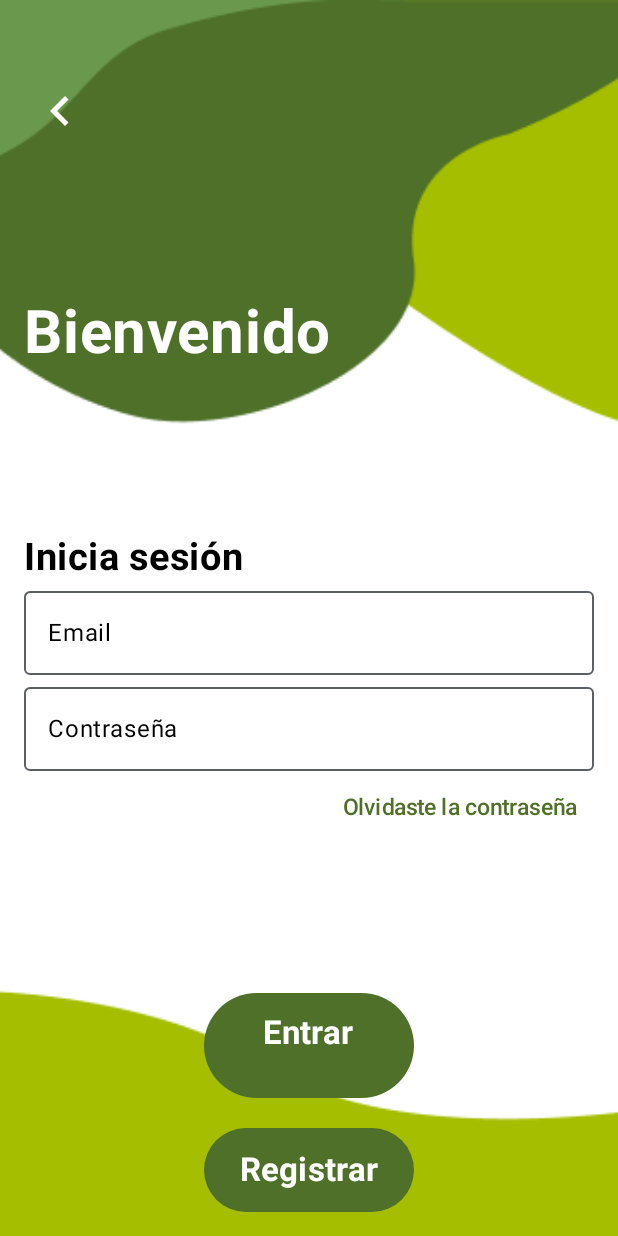
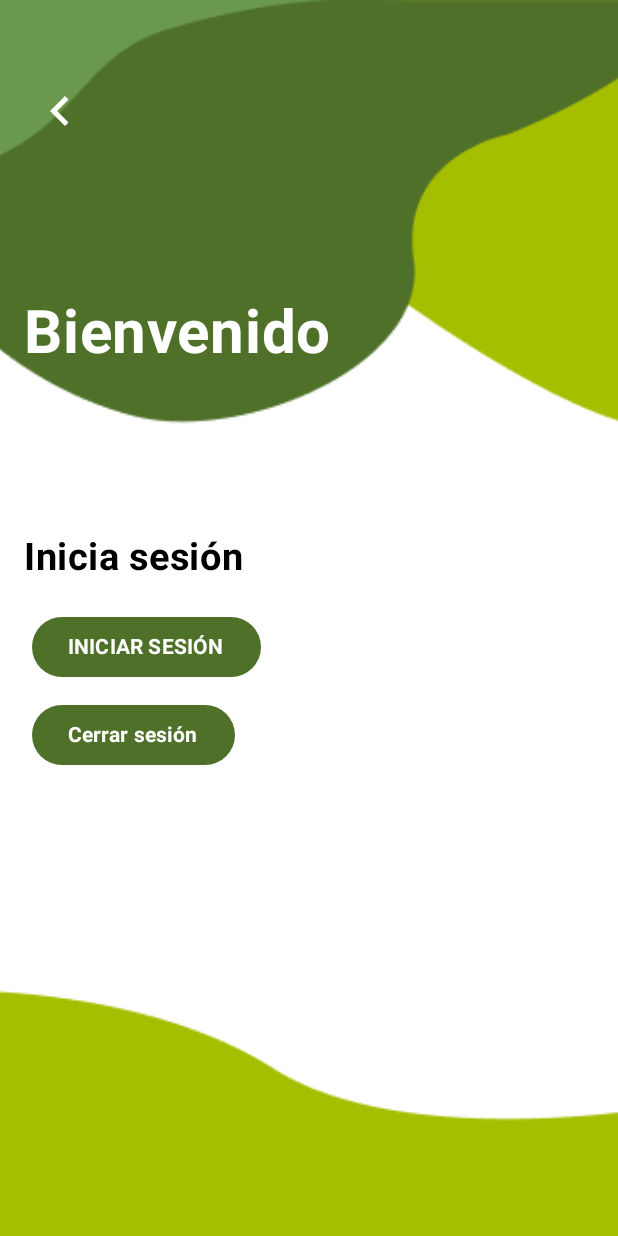
Before and after one commit to 4xlRose/Koalandroid, an Android app built with Jetpack Compose: the composable KoadexApp shown on its own in the app's theme, after a tap on "INICIAR SESIÓN", on a phone screen of 412 x 824 dp. Run offline under Robolectric (Android 15) with nearby library versions, the phone set to English and light mode, and no system bars; libraries missing offline, so code that uses them is left out: com.auth0.android; 3 statements that could not run were skipped.

Commit message:
Avance de Auth0 (todavía incompleto)

```diff
--- a/app/src/main/AndroidManifest.xml
+++ b/app/src/main/AndroidManifest.xml
@@ -1,6 +1,7 @@
 <?xml version="1.0" encoding="utf-8"?>
 <manifest xmlns:android="http://schemas.android.com/apk/res/android"
     xmlns:tools="http://schemas.android.com/tools">
+    <uses-permission android:name="android.permission.INTERNET" />
 
     <application
         android:name=".FormApplication"
@@ -16,6 +17,7 @@
         <activity
             android:name=".MainActivity"
             android:exported="true"
+            android:label="@string/app_name"
             android:theme="@style/Theme.Koadex">
             <intent-filter>
                 <action android:name="android.intent.action.MAIN" />
--- a/app/src/main/java/com/example/koadex/KoadexApp.kt
+++ b/app/src/main/java/com/example/koadex/KoadexApp.kt
@@ -5,9 +5,10 @@ import androidx.compose.runtime.Composable
 import androidx.compose.ui.Modifier
 import androidx.navigation.NavHostController
 import androidx.navigation.compose.rememberNavController
+import com.auth0.android.Auth0
 import com.example.koadex.navigate.Navigation
 
 @Composable
-fun KoadexApp(modifier: Modifier = Modifier) {
-    Navigation()
+fun KoadexApp(modifier: Modifier = Modifier, account: Auth0, navController: NavHostController = rememberNavController()) {
+    Navigation(account)
 }
--- a/app/src/main/java/com/example/koadex/Views/InicioCarga.kt
+++ b/app/src/main/java/com/example/koadex/Views/InicioCarga.kt
@@ -16,10 +16,12 @@ import androidx.compose.material3.Text
 import androidx.compose.runtime.Composable
 import androidx.compose.ui.Alignment
 import androidx.compose.ui.Modifier
+import androidx.compose.ui.graphics.Color
 import androidx.compose.ui.layout.ContentScale
 import androidx.compose.ui.res.colorResource
 import androidx.compose.ui.res.painterResource
 import androidx.compose.ui.res.stringResource
+import androidx.compose.ui.text.font.FontWeight
 import androidx.compose.ui.unit.dp
 import androidx.compose.ui.unit.sp
 
@@ -108,7 +110,9 @@ fun Botton_inicio_sesion(navController: NavHostController, modifier: Modifier =
                     containerColor = colorResource(id = R.color.verde_1)
                 )
             ) {
-                Text(text = stringResource(R.string.iniciar_sesion))
+                Text(text = stringResource(R.string.iniciar_sesion),
+                        fontWeight = FontWeight.Bold,
+                        color = Color.White)
             }
         }
     }
--- a/app/src/main/java/com/example/koadex/Views/InicioSesion.kt
+++ b/app/src/main/java/com/example/koadex/Views/InicioSesion.kt
@@ -1,7 +1,7 @@
 package com.example.koadex.Views
 
+import android.util.Log
 import androidx.compose.foundation.Image
-import androidx.compose.foundation.layout.Arrangement
 import androidx.compose.foundation.layout.Box
 import androidx.compose.foundation.layout.Column
 import androidx.compose.foundation.layout.Spacer
@@ -18,8 +18,10 @@ import androidx.compose.material3.ButtonDefaults
 import androidx.compose.material3.Icon
 import androidx.compose.material3.IconButton
 import androidx.compose.material3.OutlinedTextField
+import androidx.compose.material3.OutlinedTextFieldDefaults
 import androidx.compose.material3.Text
 import androidx.compose.material3.TextButton
+import androidx.compose.material3.contentColorFor
 import androidx.compose.runtime.Composable
 import androidx.compose.runtime.getValue
 import androidx.compose.runtime.mutableStateOf
@@ -29,23 +31,32 @@ import androidx.compose.ui.Alignment
 import androidx.compose.ui.Modifier
 import androidx.compose.ui.graphics.Color
 import androidx.compose.ui.layout.ContentScale
+import androidx.compose.ui.res.colorResource
 import androidx.compose.ui.res.painterResource
 import androidx.compose.ui.res.stringResource
 import androidx.compose.ui.text.font.FontWeight
+import androidx.compose.ui.text.input.PasswordVisualTransformation
 import androidx.compose.ui.text.style.TextAlign
 import androidx.compose.ui.unit.dp
 import androidx.compose.ui.unit.sp
 import androidx.navigation.NavHostController
+import com.auth0.android.Auth0
+import com.auth0.android.authentication.AuthenticationAPIClient
+import com.auth0.android.authentication.AuthenticationException
+import com.auth0.android.callback.Callback
+import com.auth0.android.result.Credentials
 import com.example.koadex.R
 
 @Composable
-fun InicioSesion(navController: NavHostController, modifier: Modifier = Modifier) {
-
-    IniciarSesionFondo(navController, modifier)
+fun InicioSesion(navController: NavHostController, account: Auth0, modifier: Modifier = Modifier) {
+    IniciarSesionFondo(navController,account, modifier)
 }
 
 @Composable
-fun IniciarSesionFondo(navController: NavHostController, modifier: Modifier = Modifier) {
+fun IniciarSesionFondo(navController: NavHostController,account: Auth0, modifier: Modifier = Modifier) {
+    var loggedIn by remember { mutableStateOf(true) }
+    var credentials by remember { mutableStateOf<Credentials?>(null) }
+
     val fondo = painterResource(R.drawable.login)
     Box (
         modifier = Modifier
@@ -57,12 +68,40 @@ fun IniciarSesionFondo(navController: NavHostController, modifier: Modifier = Mo
             modifier = Modifier
                 .fillMaxSize()
         )
-        IniciarSesionContenido(navController, modifier)
+        if (loggedIn) {
+            IniciarSesionLogOutContenido(
+                navController = navController,
+                onLogout = {
+                    loggedIn = false
+                    credentials = null
+                },
+                modifier = Modifier
+            )
+        } else {
+            IniciarSesionLogInContenido(
+                navController = navController,
+                account = account,
+                onLoginSuccess = {
+                    credentials = it
+                    loggedIn = true
+                },
+                modifier = Modifier)
+        }
+
     }
 }
 
 @Composable
-fun IniciarSesionContenido(navController: NavHostController, modifier: Modifier = Modifier) {
+fun IniciarSesionLogInContenido(
+    navController: NavHostController,
+    account: Auth0,
+    onLoginSuccess: (Credentials) -> Unit,
+    modifier: Modifier = Modifier
+) {
+    var username by remember { mutableStateOf("") }
+    var password by remember { mutableStateOf("") }
+    var errorMessage by remember { mutableStateOf("") }
+
     Column(modifier = Modifier
         .fillMaxSize()
         .padding(start = 16.dp, top = 50.dp, end = 16.dp, bottom = 16.dp)
@@ -78,7 +117,6 @@ fun IniciarSesionContenido(navController: NavHostController, modifier: Modifier
                 tint = Color.White,
                 modifier = Modifier
                     .size(size = 50.dp)
-
             )
         }
         Spacer(
@@ -101,27 +139,27 @@ fun IniciarSesionContenido(navController: NavHostController, modifier: Modifier
             color = Color.Black,
             fontWeight = FontWeight.Bold
         )
-        var text1 by remember { mutableStateOf("") }
         OutlinedTextField(
-            value = text1,
-            onValueChange = { text1 = it },
-            label = { Text(
-                "Email",
+            value = username,
+            onValueChange = { username = it},
+            label = { Text( stringResource(R.string.email),
                 color = Color.Black) },
             modifier = modifier
-                .fillMaxWidth()
+                .fillMaxWidth(),
+
         )
-        var text2 by remember { mutableStateOf("") }
+
         OutlinedTextField(
-            value = text2,
+            value = password,
             onValueChange = {
-                text2 = it
+                password = it
             },
             label = {
                 Text(
                     stringResource(R.string.contrasena),
                     color = Color.Black)
             },
+            visualTransformation = PasswordVisualTransformation(),
             modifier = modifier
                 .fillMaxWidth()
         )
@@ -139,50 +177,162 @@ fun IniciarSesionContenido(navController: NavHostController, modifier: Modifier
                 modifier = modifier
                     .fillMaxWidth())
         }
+        // Mostrar mensaje de error si existe
+        if(errorMessage.isNotEmpty())
+            errorMessage?.let {
+            Spacer(modifier = Modifier.height(16.dp))
+            Text(text = "Error: $it", color = Color.Red)
+                Spacer(
+                    Modifier.padding(30.dp)
+                )
+        } else {
+            Spacer(
+                Modifier.padding(50.dp)
+            )
+        }
 
-        Spacer(
-            Modifier.padding(50.dp)
-        )
+
         Button(
             onClick = {
-                navController.navigate("Principal")
+                loginWithUsernamePassword(account, username, password, onLoginSuccess, onError = { message ->
+                    errorMessage = message // Actualiza el mensaje de error si ocurre un problema
+                })
             },
-
-            modifier = modifier
-                .width(140.dp)
-                .height(70.dp)
-                .align(Alignment.CenterHorizontally),
-            colors = ButtonDefaults.buttonColors(Color( 0xff4e7029)),
+            modifier = Modifier.padding(5.dp),
+            colors = ButtonDefaults.buttonColors(
+                containerColor = colorResource(id = R.color.verde_1)
+            ),
         ) {
             Text(
                 text = stringResource(R.string.entrar),
                 fontWeight = FontWeight.Bold,
-                color = Color.White,
-                fontSize = 22.sp
+                color = Color.White
             )
         }
-        Spacer(
-            Modifier.padding(10.dp)
-        )
         Button(
             onClick = {
                 navController.navigate("Registro")
             },
 
-            modifier = modifier
-                .width(140.dp)
-                .height(70.dp)
-                .align(Alignment.CenterHorizontally),
-            colors = ButtonDefaults.buttonColors(Color( 0xff4e7029))
+            modifier = Modifier.padding(5.dp),
+            colors = ButtonDefaults.buttonColors(
+                containerColor = colorResource(id = R.color.verde_1)
+            )
         ) {
             Text(
                 text = stringResource(R.string.registrarse),
                 fontWeight = FontWeight.Bold,
-                color = Color.White,
-                fontSize = 22.sp
+                color = Color.White
             )
         }
 
 
     }
 }
+
+private fun loginWithUsernamePassword(
+    auth0: Auth0,
+    username: String,
+    password: String,
+    onSuccess: (Credentials) -> Unit,
+    onError: (String) -> Unit
+) {
+
+    val authentication = AuthenticationAPIClient(auth0)
+
+    authentication
+        .login(username, password, "Username-Password-Authentication")
+        .setConnection("Username-Password-Authentication")
+        .validateClaims()
+        .setScope("openid profile email")
+        .start(object : Callback<Credentials, AuthenticationException> {
+            override fun onSuccess(result: Credentials) {
+                onSuccess(result)
+            }
+
+            override fun onFailure(error: AuthenticationException) {
+                // Imprime el error completo en los logs para ver más detalles
+                Log.e("AuthError", "Error de autenticación: ${error.getDescription()}")
+                onError(error.message ?: "Error desconocido")
+            }
+        })
+}
+
+
+@Composable
+fun IniciarSesionLogOutContenido(
+    navController: NavHostController,
+    onLogout: () -> Unit,
+    modifier: Modifier = Modifier
+) {
+   Column(modifier = Modifier
+        .fillMaxSize()
+        .padding(start = 16.dp, top = 50.dp, end = 16.dp, bottom = 16.dp)
+    ) {
+        IconButton (
+            onClick = {
+                navController.navigate("InicioCarga")
+            }
+        ) {
+            Icon(
+                Icons.Filled.KeyboardArrowLeft, contentDescription = "Izquierda",
+                tint = Color.White,
+                modifier = Modifier
+                    .size(size = 50.dp)
+            )
+        }
+        Spacer(
+            modifier = modifier
+                .padding(50.dp)
+        )
+        Text(
+            text = stringResource(R.string.bienvenida),
+            fontSize = 40.sp,
+            color = Color.White,
+            fontWeight = FontWeight.Bold
+        )
+        Spacer(
+            modifier = modifier
+                .padding(55.dp)
+        )
+        Text(
+            text = stringResource(R.string.iniciar_sesion2),
+            fontSize = 25.sp,
+            color = Color.Black,
+            fontWeight = FontWeight.Bold
+        )
+        Spacer(modifier = Modifier.height(16.dp))
+
+        Button(
+            onClick = {
+                navController.navigate("Principal")
+            },
+            modifier = Modifier.padding(5.dp),
+            colors = ButtonDefaults.buttonColors(
+                containerColor = colorResource(id = R.color.verde_1)
+            )
+        ) {
+            Text (
+                text = stringResource(R.string.iniciar_sesion),
+                fontWeight = FontWeight.Bold,
+                color = Color.White
+            )
+        }
+
+       Button(
+           onClick = {
+               onLogout()
+           },
+           modifier = Modifier.padding(5.dp),
+           colors = ButtonDefaults.buttonColors(
+               containerColor = colorResource(id = R.color.verde_1)
+           )
+       ) {
+           Text (
+               text = stringResource(R.string.salir),
+               fontWeight = FontWeight.Bold,
+               color = Color.White
+           )
+       }
+    }
+}
--- a/app/src/main/java/com/example/koadex/navigate/ControlNavigation.kt
+++ b/app/src/main/java/com/example/koadex/navigate/ControlNavigation.kt
@@ -6,6 +6,7 @@ import androidx.compose.ui.tooling.preview.Preview
 import androidx.navigation.compose.NavHost
 import androidx.navigation.compose.composable
 import androidx.navigation.compose.rememberNavController
+import com.auth0.android.Auth0
 
 import com.example.koadex.Views.Configuracion
 import com.example.koadex.Views.FormularioCamaraTrampa
@@ -23,8 +24,8 @@ import com.example.koadex.Views.Verificacion
 
 
 @Composable
-@Preview(showBackground = true, showSystemUi = true)
-fun Navigation(modifier: Modifier = Modifier) {
+
+fun Navigation( account: Auth0,modifier: Modifier = Modifier) {
     val navController = rememberNavController()
     NavHost(navController = navController, startDestination = "InicioCarga") {
         composable("InicioCarga") {
@@ -37,7 +38,7 @@ fun Navigation(modifier: Modifier = Modifier) {
             FormularioCamaraTrampa(navController = navController)
         }
         composable("InicioSesion") {
-            InicioSesion(navController = navController)
+            InicioSesion(navController = navController,account)
         }
 
         composable("FormularioGeneral") {
--- a/app/src/main/res/values/strings.xml
+++ b/app/src/main/res/values/strings.xml
@@ -2,7 +2,8 @@
     <string name="app_name">Koadex</string>
     <string name="Titulo_Intro">Awaq-Bio</string>
     <string name="iniciar_sesion">INICIAR SESIÓN</string>
-    <string name="Crear_cuenta">Crear una cuneta</string>
+    <string name="salir">Cerrar sesión</string>
+    <string name="Crear_cuenta">Crear una cuenta</string>
     <string name="codigo">Código</string>
     <string name="zona">Zona</string>
     <string name="formulario">Formulario</string>
@@ -35,7 +36,10 @@
     <string name="bienvenida">Bienvenido</string>
     <string name="iniciar_sesion2">Inicia sesión</string>
     <string name="contrasena">Contraseña</string>
-    <string name="entrar">Entrar\n</string>
+    <string name="entrar">Entrar</string>
     <string name="registrarse">Registrar</string>
     <string name="olvidaste_contrasena">Olvidaste la contraseña</string>
+    <string name="com_auth0_domain">dev-qk6i0qseg2txot3r.us.auth0.com</string>
+    <string name="com_auth0_client_id">HQjd9ogRdlwoP9eq1S2msaTmM925icR0</string>
+    <string name="email">Email</string>
 </resources>
```
Also changed, not shown: app/src/main/java/com/example/koadex/MainActivity.kt (+12 -1 lines).
